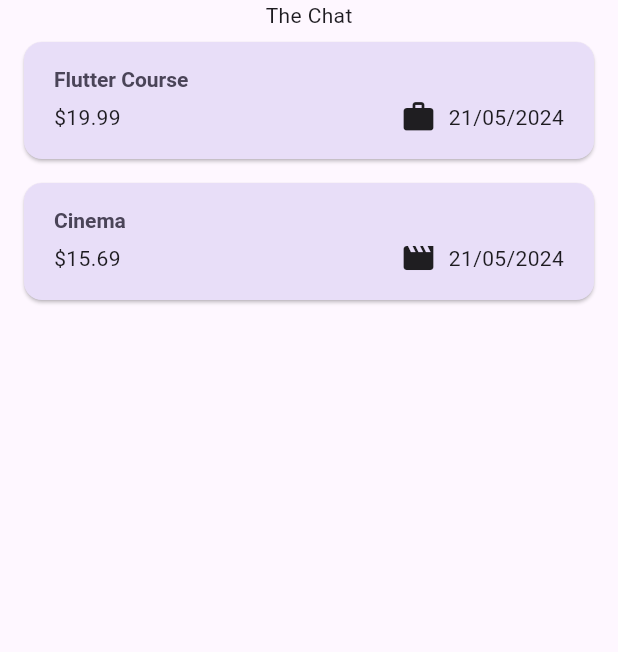
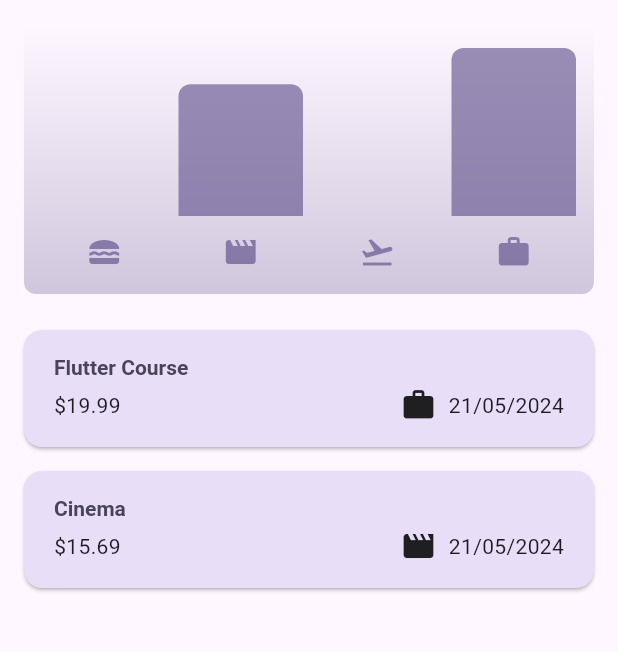
Before and after one commit to IamHaydenNg/expenses, a Flutter app: the screen it shows after launch, on a phone screen of 412 x 824 dp, the part 84-736 px from its top. Run offline on Flutter 3.47's test engine with Material 3 defaults, Android fonts, the phone set to English and light mode, and no system bars.

Commit message:
Add code of class 131: Adding Chart Widgets

```diff
--- /dev/null
+++ b/lib/widgets/chat/chart.dart
@@ -0,0 +1,94 @@
+import 'package:expenses/models/expense.dart';
+import 'package:expenses/widgets/chat/chart_bar.dart';
+import 'package:flutter/material.dart';
+
+class Chart extends StatelessWidget {
+  const Chart({super.key, required this.expenses});
+
+  final List<Expense> expenses;
+
+  List<ExpenseBucket> get buckets {
+    return [
+      ExpenseBucket.forCategory(expenses, Category.food),
+      ExpenseBucket.forCategory(expenses, Category.leisure),
+      ExpenseBucket.forCategory(expenses, Category.travel),
+      ExpenseBucket.forCategory(expenses, Category.work),
+    ];
+  }
+
+  double get maxTotalExpense {
+    double maxTotalExpense = 0;
+
+    for (final bucket in buckets) {
+      if (bucket.totalExpenses > maxTotalExpense) {
+        maxTotalExpense = bucket.totalExpenses;
+      }
+    }
+
+    return maxTotalExpense;
+  }
+
+  @override
+  Widget build(BuildContext context) {
+    final isDarkMode =
+        MediaQuery.of(context).platformBrightness == Brightness.dark;
+    return Container(
+      margin: const EdgeInsets.all(16),
+      padding: const EdgeInsets.symmetric(
+        vertical: 16,
+        horizontal: 8,
+      ),
+      width: double.infinity,
+      height: 180,
+      decoration: BoxDecoration(
+        borderRadius: BorderRadius.circular(8),
+        gradient: LinearGradient(
+          colors: [
+            Theme.of(context).colorScheme.primary.withOpacity(0.3),
+            Theme.of(context).colorScheme.primary.withOpacity(0.0)
+          ],
+          begin: Alignment.bottomCenter,
+          end: Alignment.topCenter,
+        ),
+      ),
+      child: Column(
+        children: [
+          Expanded(
+            child: Row(
+              crossAxisAlignment: CrossAxisAlignment.end,
+              children: [
+                for (final bucket in buckets) // alternative to map()
+                  ChartBar(
+                    fill: bucket.totalExpenses == 0
+                        ? 0
+                        : bucket.totalExpenses / maxTotalExpense,
+                  )
+              ],
+            ),
+          ),
+          const SizedBox(height: 12),
+          Row(
+            children: buckets
+                .map(
+                  (bucket) => Expanded(
+                    child: Padding(
+                      padding: const EdgeInsets.symmetric(horizontal: 4),
+                      child: Icon(
+                        categoryIcons[bucket.category],
+                        color: isDarkMode
+                            ? Theme.of(context).colorScheme.secondary
+                            : Theme.of(context)
+                                .colorScheme
+                                .primary
+                                .withOpacity(0.7),
+                      ),
+                    ),
+                  ),
+                )
+                .toList(),
+          )
+        ],
+      ),
+    );
+  }
+}
--- /dev/null
+++ b/lib/widgets/chat/chart_bar.dart
@@ -0,0 +1,34 @@
+import 'package:flutter/material.dart';
+
+class ChartBar extends StatelessWidget {
+  const ChartBar({
+    super.key,
+    required this.fill,
+  });
+
+  final double fill;
+
+  @override
+  Widget build(BuildContext context) {
+    final isDarkMode =
+        MediaQuery.of(context).platformBrightness == Brightness.dark;
+    return Expanded(
+      child: Padding(
+        padding: const EdgeInsets.symmetric(horizontal: 4),
+        child: FractionallySizedBox(
+          heightFactor: fill,
+          child: DecoratedBox(
+            decoration: BoxDecoration(
+              shape: BoxShape.rectangle,
+              borderRadius:
+                  const BorderRadius.vertical(top: Radius.circular(8)),
+              color: isDarkMode
+                  ? Theme.of(context).colorScheme.secondary
+                  : Theme.of(context).colorScheme.primary.withOpacity(0.65),
+            ),
+          ),
+        ),
+      ),
+    );
+  }
+}
--- a/lib/widgets/expenses.dart
+++ b/lib/widgets/expenses.dart
@@ -1,3 +1,4 @@
+import 'package:expenses/widgets/chat/chart.dart';
 import 'package:expenses/widgets/expenses_list/expenses_list.dart';
 import 'package:expenses/models/expense.dart';
 import 'package:expenses/widgets/new_expense.dart';
@@ -89,7 +90,7 @@ class _ExpensesState extends State<Expenses> {
       ),
       body: Column(
         children: [
-          const Text('The Chat'),
+          Chart(expenses: _registeredExpenses),
           Expanded(child: mainContent),
         ],
       ),
```
